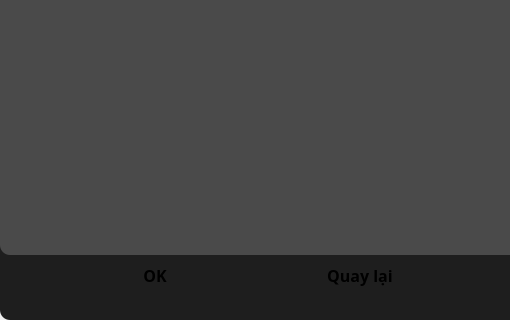
Above: UI_Files/edit_form.ui from hoangm960/Astraea before the change; both pictures show x 0 to 510 and y 310 to 630 of the 820 by 630 pixel window. Below: the same form after it.
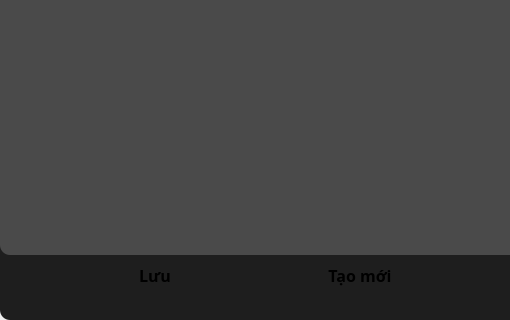
That is the form after the change. The open tabs and pages were chosen to show the change. Icons and pictures are not drawn.

What changed in the file:
```diff
--- a/UI_Files/edit_form.ui
+++ b/UI_Files/edit_form.ui
@@ -778,7 +778,7 @@
 }r</string>
                       </property>
                       <property name="text">
-                       <string>OK</string>
+                       <string>Lưu</string>
                       </property>
                      </widget>
                     </item>
@@ -821,7 +821,7 @@
 }r</string>
                       </property>
                       <property name="text">
-                       <string>Quay lại</string>
+                       <string>Tạo mới</string>
                       </property>
                      </widget>
                     </item>
```
Left out of the diff: 6 changed lines with no effect on the pictures.
